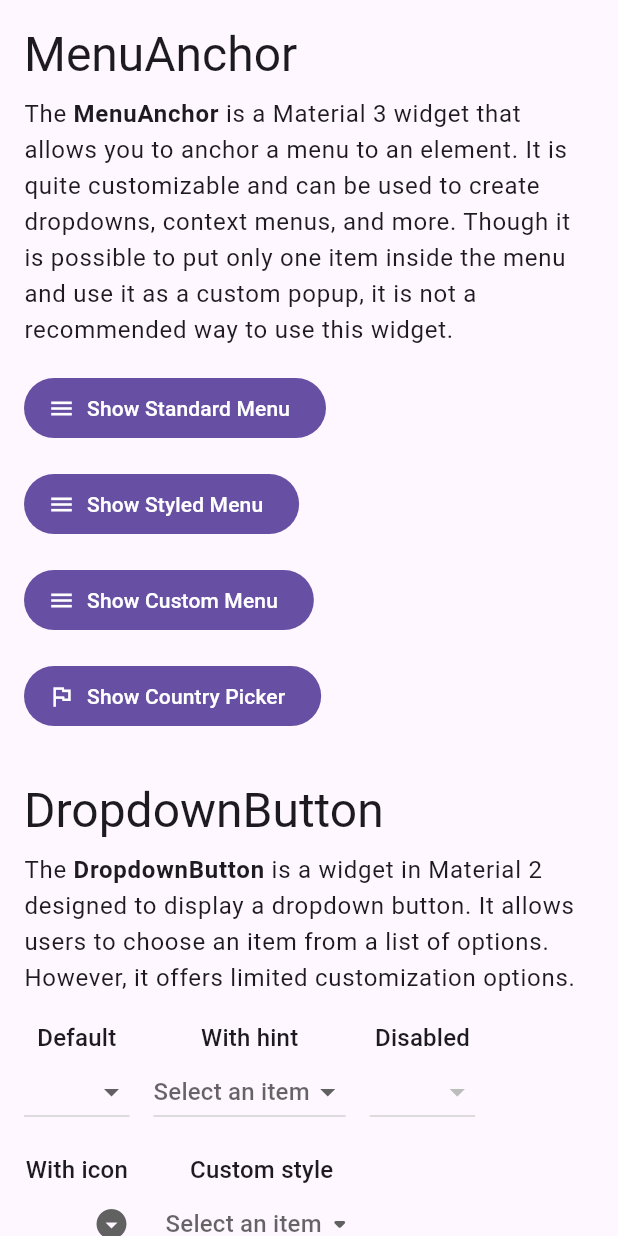
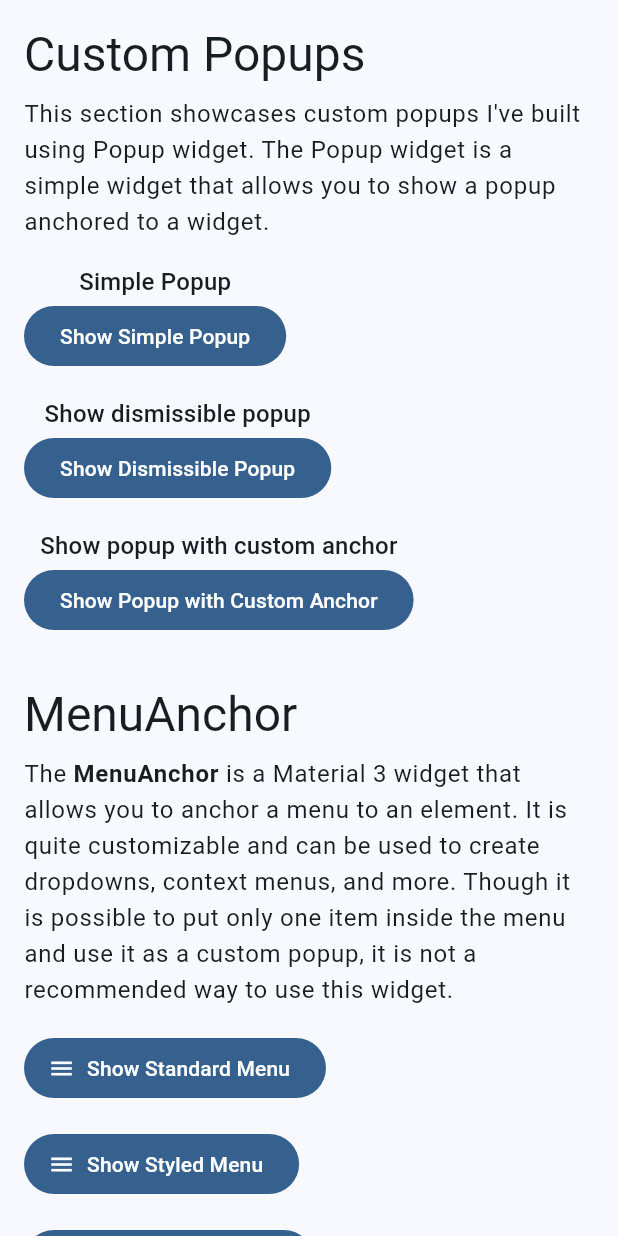
Before and after one commit to hawkkiller/popup_playground, a Flutter app: the screen it shows after launch, on a phone screen of 412 x 824 dp. Run offline on Flutter 3.47's test engine with Material 3 defaults, Android fonts, the phone set to English and light mode, and no system bars.

Commit message:
Improvements of showcase

```diff
--- /dev/null
+++ b/lib/custom_popups.dart
@@ -0,0 +1,192 @@
+import 'package:flutter/material.dart';
+import 'package:popup_playground/widgets/popup.dart';
+import 'package:popup_playground/widgets/showcase_widgets.dart';
+
+class CustomPopupsShowcase extends StatefulWidget {
+  const CustomPopupsShowcase({super.key});
+
+  @override
+  State<CustomPopupsShowcase> createState() => _CustomPopupsShowcaseState();
+}
+
+class _CustomPopupsShowcaseState extends State<CustomPopupsShowcase> {
+  @override
+  Widget build(BuildContext context) {
+    final textTheme = Theme.of(context).textTheme;
+
+    return SliverList.list(
+      children: [
+        Text('Custom Popups', style: textTheme.headlineLarge),
+        const SizedBox(height: 8),
+        Text.rich(
+          TextSpan(
+            style: textTheme.bodyLarge,
+            children: const [
+              TextSpan(
+                text: "This section showcases custom popups I've built using "
+                    "Popup widget. ",
+              ),
+              TextSpan(
+                text: "The Popup widget is a simple widget "
+                    "that allows you to show a popup anchored to a widget.",
+              ),
+            ],
+          ),
+        ),
+        const SizedBox(height: 16),
+        const Wrap(
+          runSpacing: 16,
+          spacing: 16,
+          children: [
+            WidgetWithTitle(
+              title: 'Simple Popup',
+              child: _SimplePopup(),
+            ),
+            WidgetWithTitle(
+              title: 'Show dismissible popup',
+              child: _DismissiblePopup(),
+            ),
+            WidgetWithTitle(
+              title: 'Show popup with custom anchor',
+              child: _CustomAnchorPopup(),
+            ),
+          ],
+        ),
+      ],
+    );
+  }
+}
+
+class _SimplePopup extends StatelessWidget {
+  const _SimplePopup();
+
+  @override
+  Widget build(BuildContext context) {
+    return Popup(
+      child: (context, controller) => FilledButton(
+        onPressed: () => controller.show(),
+        child: const Text('Show Simple Popup'),
+      ),
+      follower: (context, controller) => SizedBox(
+        width: 200,
+        child: Card(
+          margin: EdgeInsets.zero,
+          child: Column(
+            mainAxisSize: MainAxisSize.min,
+            children: [
+              ListTile(
+                title: const Text('Item 1'),
+                onTap: () => controller.hide(),
+              ),
+              ListTile(
+                title: const Text('Item 2'),
+                onTap: () => controller.hide(),
+              ),
+              ListTile(
+                title: const Text('Item 3'),
+                onTap: () => controller.hide(),
+              ),
+            ],
+          ),
+        ),
+      ),
+    );
+  }
+}
+
+class _CustomAnchorPopup extends StatelessWidget {
+  const _CustomAnchorPopup();
+
+  @override
+  Widget build(BuildContext context) => Popup(
+        targetAnchor: Alignment.centerRight,
+        followerAnchor: Alignment.centerLeft,
+        child: (context, controller) => FilledButton(
+          onPressed: () => controller.show(),
+          child: const Text('Show Popup with Custom Anchor'),
+        ),
+        follower: (context, controller) => PopupFollower(
+          onDismiss: () => controller.hide(),
+          child: SizedBox(
+            width: 200,
+            child: Card(
+              margin: EdgeInsets.zero,
+              child: Column(
+                mainAxisSize: MainAxisSize.min,
+                children: [
+                  ListTile(
+                    title: const Text('Item 1'),
+                    onTap: () => controller.hide(),
+                  ),
+                  ListTile(
+                    title: const Text('Item 2'),
+                    onTap: () => controller.hide(),
+                  ),
+                  ListTile(
+                    title: const Text('Item 3'),
+                    onTap: () => controller.hide(),
+                  ),
+                ],
+              ),
+            ),
+          ),
+        ),
+      );
+}
+
+class _DismissiblePopup extends StatelessWidget {
+  const _DismissiblePopup();
+
+  @override
+  Widget build(BuildContext context) => Popup(
+        child: (context, controller) => TapRegion(
+          groupId: 'ClosesPopup',
+          child: FilledButton(
+            onPressed: () => controller.show(),
+            child: const Text('Show Dismissible Popup'),
+          ),
+        ),
+        follower: (context, controller) => PopupFollower(
+          tapRegionGroupId: 'ClosesPopup',
+          onDismiss: () => controller.hide(),
+          child: SizedBox(
+            width: 200,
+            child: Card(
+              shape: const RoundedRectangleBorder(
+                borderRadius: BorderRadius.all(Radius.circular(4)),
+              ),
+              margin: EdgeInsets.zero,
+              child: Column(
+                mainAxisSize: MainAxisSize.min,
+                children: [
+                  ListTile(
+                    shape: const RoundedRectangleBorder(
+                      borderRadius: BorderRadius.only(
+                        topLeft: Radius.circular(4),
+                        topRight: Radius.circular(4),
+                      ),
+                    ),
+                    title: const Text('Item 1'),
+                    onTap: () => controller.hide(),
+                  ),
+                  ListTile(
+                    title: const Text('Item 2'),
+                    onTap: () => controller.hide(),
+                  ),
+                  ListTile(
+                    shape: const RoundedRectangleBorder(
+                      borderRadius: BorderRadius.only(
+                        bottomLeft: Radius.circular(4),
+                        bottomRight: Radius.circular(4),
+                      ),
+                    ),
+                    title: const Text('Item 3'),
+                    onTap: () => controller.hide(),
+                  ),
+                ],
+              ),
+            ),
+          ),
+        ),
+      );
+}
--- a/lib/dropdown_button.dart
+++ b/lib/dropdown_button.dart
@@ -1,5 +1,5 @@
 import 'package:flutter/material.dart';
-import 'package:popup_playground/widgets/showcase_shared_widgets.dart';
+import 'package:popup_playground/widgets/showcase_widgets.dart';
 
 class DropdownButtonShowcase extends StatefulWidget {
   const DropdownButtonShowcase({super.key});
--- a/lib/main.dart
+++ b/lib/main.dart
@@ -1,7 +1,7 @@
 import 'dart:math';
 
 import 'package:flutter/material.dart';
-import 'package:popup_playground/custom.dart';
+import 'package:popup_playground/custom_popups.dart';
 import 'package:popup_playground/dropdown_button.dart';
 import 'package:popup_playground/menu_anchor.dart';
 
@@ -9,14 +9,23 @@ void main() {
   runApp(const MainApp());
 }
 
+final lightTheme = ThemeData.from(colorScheme: ColorScheme.fromSeed(seedColor: Colors.blue));
+
+final darkTheme = ThemeData.from(
+  colorScheme: ColorScheme.fromSeed(seedColor: Colors.blue, brightness: Brightness.dark),
+);
+
 class MainApp extends StatelessWidget {
   const MainApp({super.key});
 
   @override
   Widget build(BuildContext context) {
-    return const MaterialApp(
+    return MaterialApp(
+      theme: lightTheme,
+      darkTheme: darkTheme,
+      themeMode: ThemeMode.system,
       debugShowCheckedModeBanner: false,
-      home: Scaffold(body: _Body()),
+      home: const Scaffold(body: _Body()),
     );
   }
 }
@@ -39,18 +48,13 @@ class _BodyState extends State<_Body> {
           padding: EdgeInsets.symmetric(horizontal: horizontalPadding, vertical: 16),
           sliver: const SliverMainAxisGroup(
             slivers: [
+              CustomPopupsShowcase(),
+              SliverPadding(padding: EdgeInsets.only(top: 32)),
               MenuAnchorShowcase(),
-              SliverPadding(
-                padding: EdgeInsets.only(top: 32),
-              ),
+              SliverPadding(padding: EdgeInsets.only(top: 32)),
               DropdownButtonShowcase(),
-              SliverPadding(
-                padding: EdgeInsets.only(top: 32),
-              ),
-              SliverPadding(
-                padding: EdgeInsets.only(top: 32),
-              ),
-              CustomPopupsShowcase(),
+              SliverPadding(padding: EdgeInsets.only(top: 32)),
+              SliverPadding(padding: EdgeInsets.only(top: 32)),
             ],
           ),
         ),
--- a/lib/widgets/popup.dart
+++ b/lib/widgets/popup.dart
@@ -1,4 +1,6 @@
+import 'package:flutter/foundation.dart';
 import 'package:flutter/material.dart';
+import 'package:flutter/services.dart';
 import 'package:popup_playground/widgets/enhanced_composited_transform_follower.dart';
 import 'package:popup_playground/widgets/enhanced_composited_transform_target.dart';
 
@@ -93,6 +95,7 @@ class _PopupState extends State<Popup> {
           controller: portalController,
           child: widget.child(context, portalController),
           overlayChildBuilder: (BuildContext context) => FocusScope(
+            debugLabel: 'Popup',
             autofocus: true,
             child: Center(
               child: EnhancedCompositedTransformFollower(
@@ -108,3 +111,72 @@ class _PopupState extends State<Popup> {
         ),
       );
 }
+
+/// Follower builder that wraps the child widget.
+typedef PopupFollowerBuilder = Widget Function(BuildContext context, Widget? child);
+
+/// {@template popup_follower}
+/// A widget that adds additional functionality to the child widget.
+///
+/// It listens for the escape key and dismisses the popup when pressed.
+/// It also listens for the tap outside the child widget and dismisses the popup.
+/// {@endtemplate}
+class PopupFollower extends StatelessWidget {
+  /// Creates a new instance of [PopupFollower].
+  ///
+  /// {@macro popup_follower}
+  const PopupFollower({
+    this.child,
+    this.builder,
+    this.onDismiss,
+    this.tapRegionGroupId,
+    super.key,
+  }) : assert(child != null || builder != null);
+
+  /// The child widget that is wrapped.
+  final Widget? child;
+
+  /// Optional builder that wraps the child widget.
+  final PopupFollowerBuilder? builder;
+
+  /// The callback that is called when the popup is dismissed.
+  ///
+  /// If this callback is not provided, the popup will not be dismissible.
+  final VoidCallback? onDismiss;
+
+  /// The group id of the [TapRegion].
+  final Object? tapRegionGroupId;
+
+  @override
+  Widget build(BuildContext context) {
+    Widget? child;
+
+    if (builder != null) {
+      child = builder!(context, this.child);
+    } else {
+      child = this.child;
+    }
+
+    return Actions(
+      actions: {
+        DismissIntent: CallbackAction<DismissIntent>(
+          onInvoke: (intent) => onDismiss?.call(),
+        ),
+      },
+      child: Shortcuts(
+        debugLabel: 'PopupFollower',
+        shortcuts: {
+          LogicalKeySet(LogicalKeyboardKey.escape): const DismissIntent(),
+        },
+        child: Focus(
+          autofocus: true,
+          child: TapRegion(
+            groupId: tapRegionGroupId,
+            onTapOutside: (_) => onDismiss?.call(),
+            child: child,
+          ),
+        ),
+      ),
+    );
+  }
+}
```
Also changed, not shown: lib/custom.dart (deleted, +0 -72 lines), lib/menu_anchor.dart (+4 -4 lines), lib/widgets/enhanced_composited_transform_target.dart (+7 -0 lines), lib/widgets/showcase_widgets.dart (renamed from lib/widgets/showcase_shared_widgets.dart), pubspec.lock, 1 other file.
